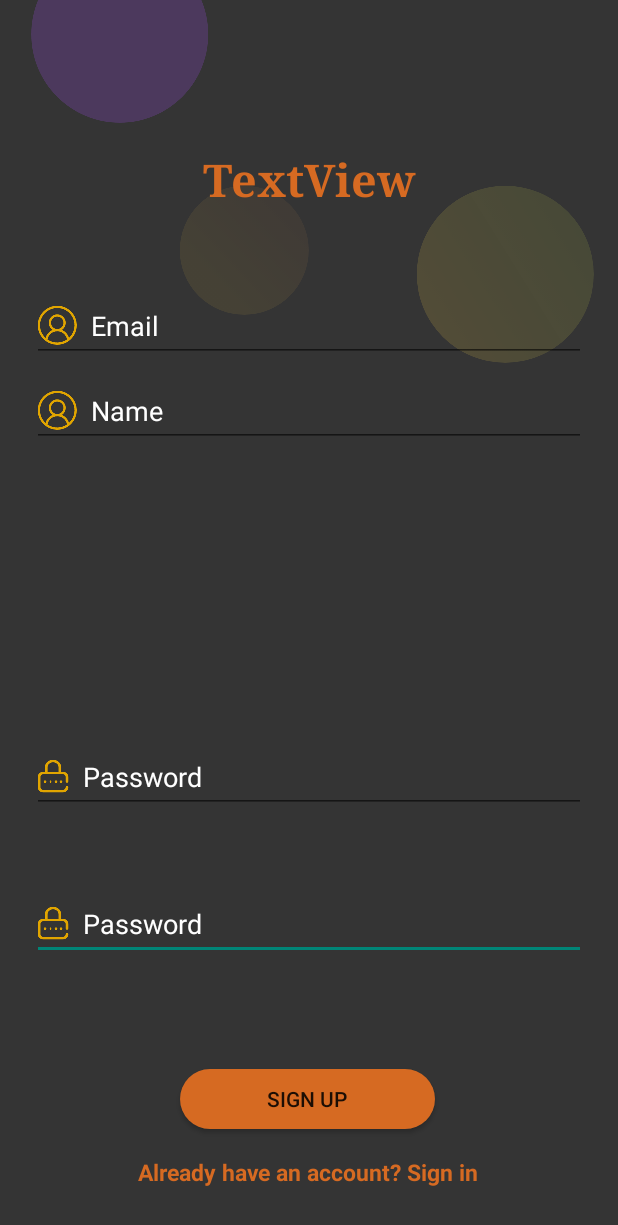
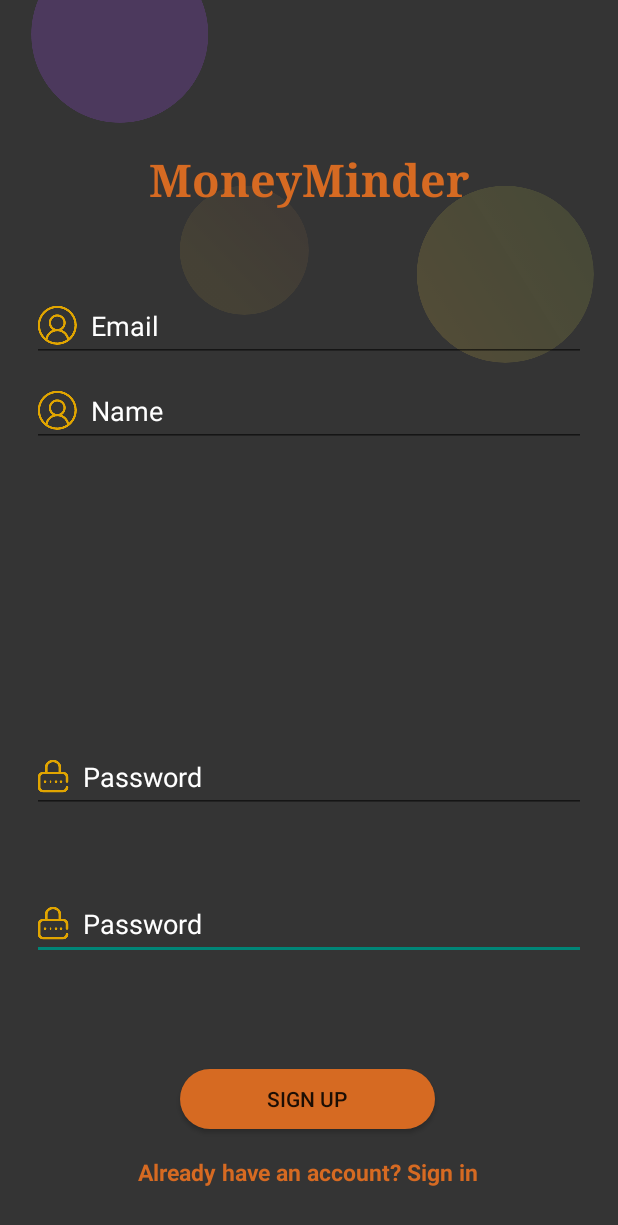
Before and after one commit to holerrrr/MoneyMinder, an Android app: the SignupActivity screen opened directly, with no data from a screen before it, on a phone screen of 412 x 824 dp. Shown: the top 1225 px of the screen. Run offline under Robolectric (Android 15) with nearby library versions, the phone set to English and light mode, and no system bars.

```diff
--- a/app/src/main/res/layout/activity_login.xml
+++ b/app/src/main/res/layout/activity_login.xml
@@ -44,10 +44,10 @@
     android:textColor="#ffffff"
     android:drawableStart="@drawable/name"
     android:ems="10"
-    android:hint="login"
+    android:hint="Email"
     android:textColorHint="#ffffff"
     android:inputType="text"
-    android:text="  Login"
+    android:text=""
     app:layout_constraintBottom_toBottomOf="parent"
     app:layout_constraintEnd_toEndOf="parent"
     app:layout_constraintStart_toStartOf="parent"
@@ -63,7 +63,7 @@
     android:textColor="#ffffff"
     android:hint="Password"
     android:inputType="text"
-    android:text="  Password"
+    android:text=""
     android:textColorHint="#ffffff"
     app:layout_constraintBottom_toTopOf="@+id/button_log"
     app:layout_constraintEnd_toEndOf="parent"
--- a/app/src/main/res/layout/activity_signup.xml
+++ b/app/src/main/res/layout/activity_signup.xml
@@ -5,8 +5,8 @@
     android:id="@+id/signup"
     android:layout_width="match_parent"
     android:layout_height="match_parent"
-    tools:context=".SignupActivity"
-    android:background="#343434">
+    android:background="#343434"
+    tools:context=".SignupActivity">
 
         <ImageView
             android:id="@+id/imageView4"
@@ -28,7 +28,7 @@
             android:drawableStart="@drawable/password"
             android:ems="10"
             android:hint="  Password"
-            android:inputType="text"
+            android:inputType="textPassword"
             android:textColor="#ffffff"
             android:textColorHint="#ffffff"
             app:layout_constraintBottom_toTopOf="@+id/button_signup"
@@ -45,7 +45,7 @@
             android:drawableStart="@drawable/name"
             android:ems="10"
             android:hint="  Email"
-            android:inputType="text"
+            android:inputType="textEmailAddress"
             android:textColor="#ffffff"
             android:textColorHint="#ffffff"
             app:layout_constraintBottom_toTopOf="@+id/TextName"
@@ -61,7 +61,7 @@
             android:drawableStart="@drawable/name"
             android:ems="10"
             android:hint="  Name"
-            android:inputType="text"
+            android:inputType="textPersonName"
             android:textColor="#ffffff"
             android:textColorHint="#ffffff"
             app:layout_constraintBottom_toTopOf="@+id/TextPassword1"
@@ -79,7 +79,7 @@
             android:drawableStart="@drawable/password"
             android:ems="10"
             android:hint="  Password"
-            android:inputType="text"
+            android:inputType="textPassword"
             android:textColor="#ffffff"
             android:textColorHint="#ffffff"
             app:layout_constraintBottom_toTopOf="@+id/TextPassword2"
@@ -92,7 +92,7 @@
             android:id="@+id/textView4"
             android:layout_width="wrap_content"
             android:layout_height="wrap_content"
-            android:text="TextView"
+            android:text="MoneyMinder"
             android:textColor="#d66a22"
             android:textSize="30dp"
             android:textStyle="bold"
@@ -101,8 +101,7 @@
             app:layout_constraintEnd_toEndOf="parent"
             app:layout_constraintStart_toStartOf="parent"
             app:layout_constraintTop_toTopOf="parent"
-            app:layout_constraintVertical_bias="0.127"
-            tools:text="MoneyMinder" />
+            app:layout_constraintVertical_bias="0.127" />
 
         <Button
             android:id="@+id/button_signup"
--- /dev/null
+++ b/app/src/main/res/xml/network_security_config.xml
@@ -0,0 +1,6 @@
+<?xml version="1.0" encoding="utf-8"?>
+<network-security-config>
+    <domain-config cleartextTrafficPermitted="true">
+        <domain includeSubdomains="true">192.168.1.214</domain>
+    </domain-config>
+</network-security-config>
```
Also changed, not shown: app/src/main/AndroidManifest.xml (+3 -5 lines), app/src/main/java/com/example/moneyminder/LoginActivity.kt (+66 -62 lines), app/src/main/java/com/example/moneyminder/SignupActivity.kt (+16 -12 lines).
